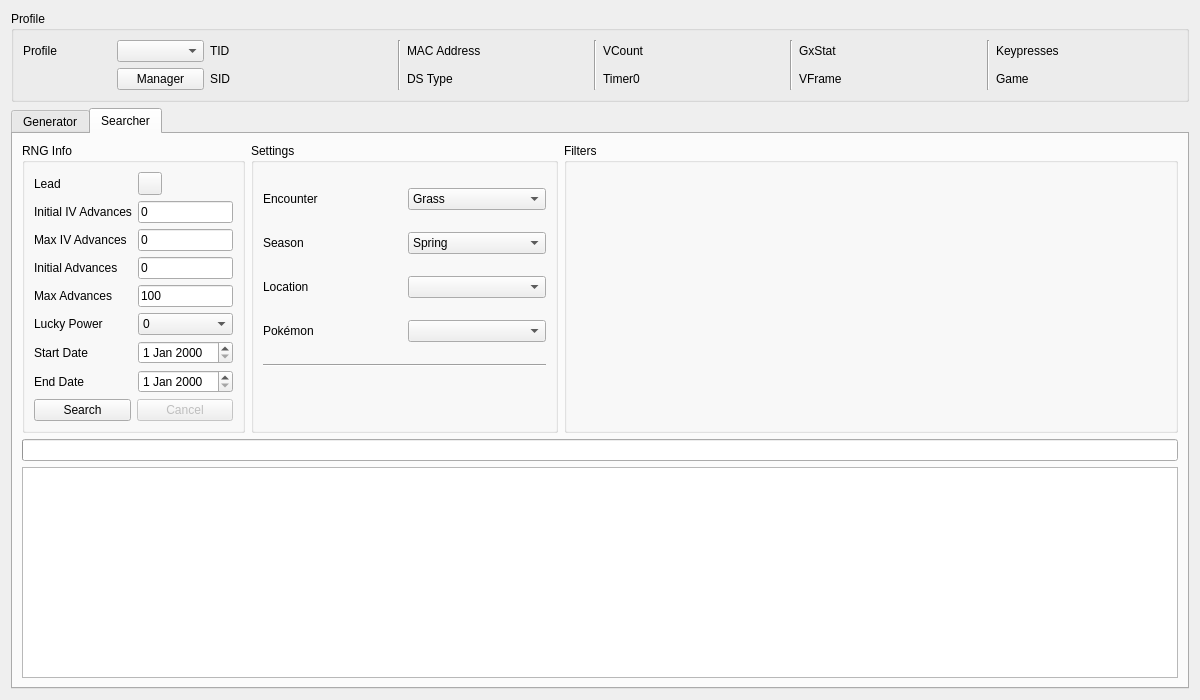
Qt form Form/Gen5/Wild5.ui (Admiral-Fish/PokeFinder) before a commit.
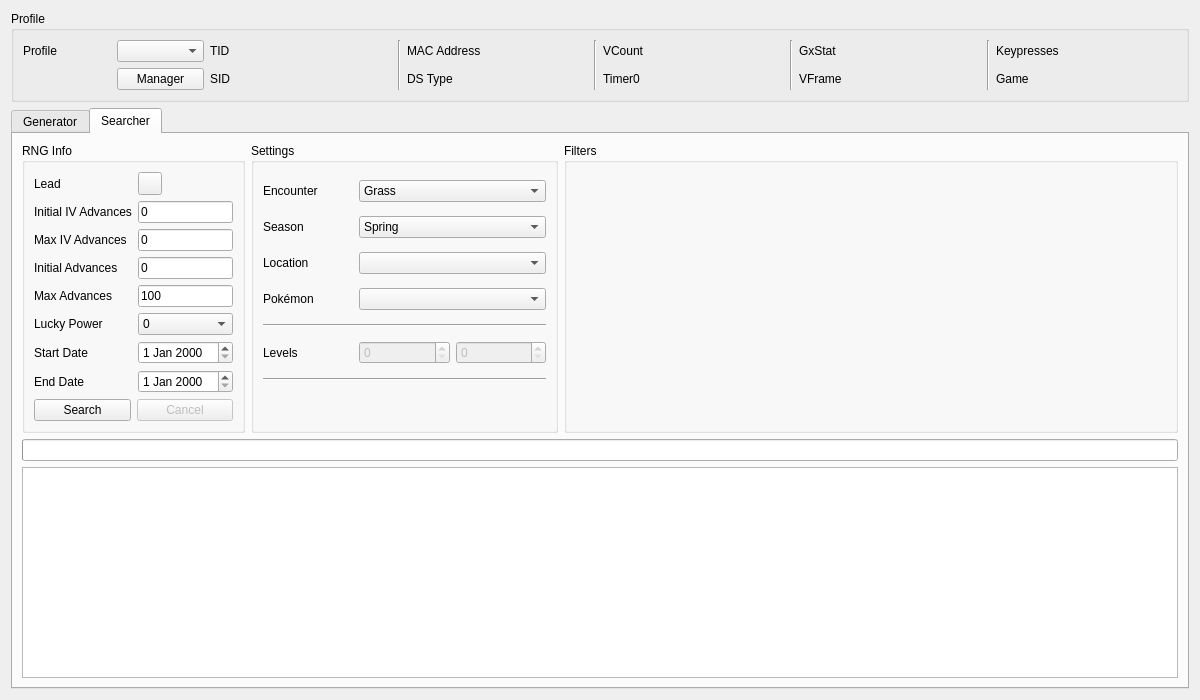
The same form after that commit. The open tabs and pages were chosen to show the change. Custom widgets are drawn as their Qt base class.

Commit message:
Addition of level searcher (#580)
---------

```diff
--- a/Form/Gen5/Wild5.ui
+++ b/Form/Gen5/Wild5.ui
@@ -612,7 +612,7 @@
             </property>
            </widget>
           </item>
-          <item row="0" column="1">
+          <item row="0" column="1" colspan="2">
            <widget class="ComboBox" name="comboBoxSearcherEncounter">
             <item>
              <property name="text">
@@ -658,7 +658,7 @@
             </property>
            </widget>
           </item>
-          <item row="1" column="1">
+          <item row="1" column="1" colspan="2">
            <widget class="QComboBox" name="comboBoxSearcherSeason">
             <item>
              <property name="text">
@@ -689,7 +689,7 @@
             </property>
            </widget>
           </item>
-          <item row="2" column="1">
+          <item row="2" column="1" colspan="2">
            <widget class="ComboBoxProxy" name="comboBoxSearcherLocation"/>
           </item>
           <item row="3" column="0">
@@ -699,17 +699,45 @@
             </property>
            </widget>
           </item>
-          <item row="3" column="1">
+          <item row="3" column="1" colspan="2">
            <widget class="ComboBox" name="comboBoxSearcherPokemon"/>
           </item>
-          <item row="5" column="0" colspan="2">
+          <item row="4" column="0" colspan="3">
            <widget class="Line" name="line_5">
             <property name="orientation">
              <enum>Qt::Orientation::Horizontal</enum>
             </property>
            </widget>
           </item>
-          <item row="6" column="0" colspan="2">
+          <item row="5" column="0">
+           <widget class="QLabel" name="labelSearcherLevel">
+            <property name="text">
+             <string>Levels</string>
+            </property>
+           </widget>
+          </item>
+          <item row="5" column="1">
+           <widget class="QSpinBox" name="spinBoxSearcherLevelMin">
+            <property name="enabled">
+             <bool>false</bool>
+            </property>
+           </widget>
+          </item>
+          <item row="5" column="2">
+           <widget class="QSpinBox" name="spinBoxSearcherLevelMax">
+            <property name="enabled">
+             <bool>false</bool>
+            </property>
+           </widget>
+          </item>
+          <item row="6" column="0" colspan="3">
+           <widget class="Line" name="line_6">
+            <property name="orientation">
+             <enum>Qt::Orientation::Horizontal</enum>
+            </property>
+           </widget>
+          </item>
+          <item row="7" column="0" colspan="3">
            <widget class="QLabel" name="labelIVFastSearch">
             <property name="sizePolicy">
              <sizepolicy hsizetype="Preferred" vsizetype="Fixed">
```
Left out of the diff: 40 changed lines with no effect on the pictures. The commit also changes 67 other files.
